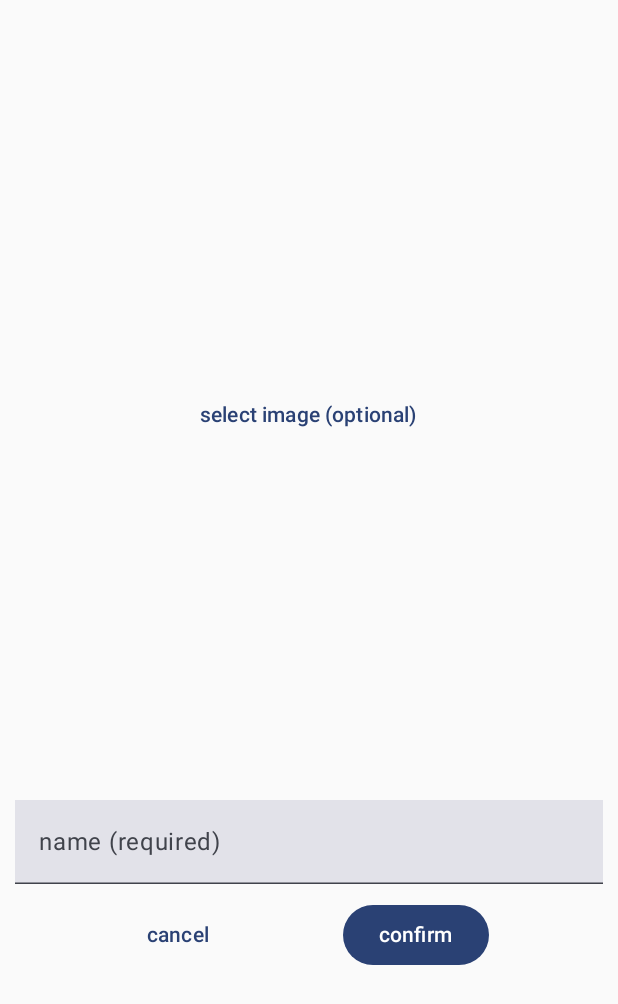
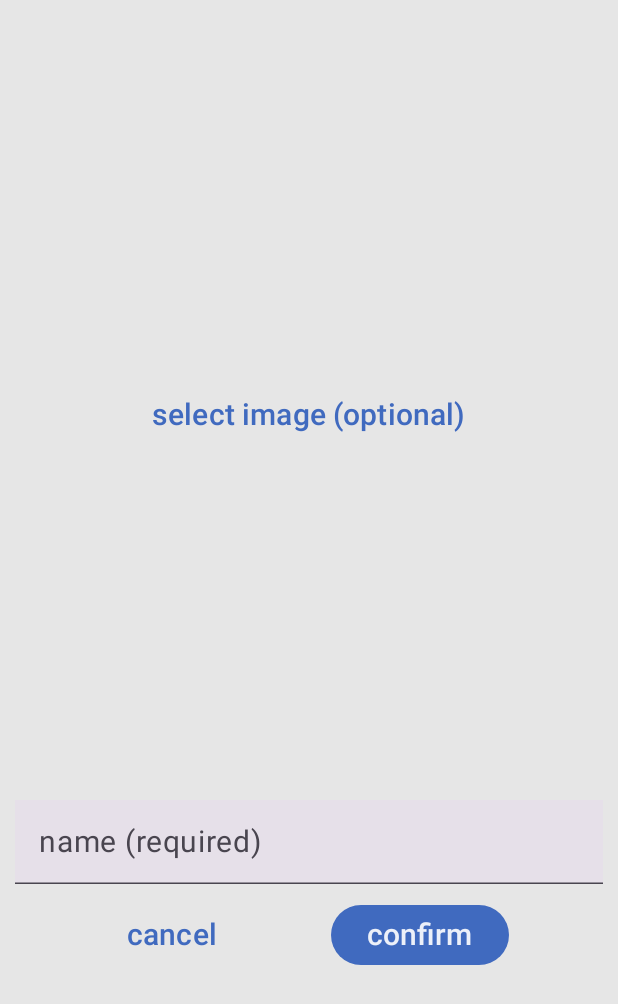
Before and after one commit to SharpJype/mobile_computing_homework, an Android app built with Jetpack Compose: the screen it shows after launch (MainActivity), after a tap on "new collection", on a phone screen of 412 x 824 dp. Shown: the top 1004 px of the screen. Run offline under Robolectric (Android 15) with nearby library versions, the phone set to English and light mode, and no system bars; pictures from the network do not load.

Commit message:
theme/style update + minor fixes

```diff
--- a/app/src/main/java/com/example/homework_kotlin/MainActivity.kt
+++ b/app/src/main/java/com/example/homework_kotlin/MainActivity.kt
@@ -33,9 +33,12 @@ import androidx.compose.foundation.verticalScroll
 import androidx.compose.material3.Button
 import androidx.compose.material3.ButtonColors
 import androidx.compose.material3.ButtonDefaults
+import androidx.compose.material3.MaterialTheme
+import androidx.compose.material3.Surface
 import androidx.compose.material3.Text
 import androidx.compose.material3.TextButton
 import androidx.compose.material3.TextField
+import androidx.compose.material3.TextFieldColors
 import androidx.compose.runtime.Composable
 import androidx.compose.runtime.DisposableEffect
 import androidx.compose.runtime.getValue
@@ -55,7 +58,10 @@ import androidx.compose.ui.graphics.asComposePath
 import androidx.compose.ui.graphics.asImageBitmap
 import androidx.compose.ui.layout.ContentScale
 import androidx.compose.ui.platform.LocalContext
+import androidx.compose.ui.res.colorResource
 import androidx.compose.ui.res.painterResource
+import androidx.compose.ui.text.TextStyle
+import androidx.compose.ui.text.font.FontStyle
 import androidx.compose.ui.unit.dp
 import androidx.compose.ui.unit.sp
 import androidx.graphics.shapes.CornerRounding
@@ -67,7 +73,6 @@ import androidx.lifecycle.compose.LocalLifecycleOwner
 import androidx.navigation.compose.NavHost
 import androidx.navigation.compose.composable
 import androidx.navigation.compose.rememberNavController
-import com.example.homework_kotlin.ui.theme.Homework_kotlinTheme
 import kotlinx.serialization.Serializable
 import kotlinx.serialization.encodeToString
 import kotlinx.serialization.json.Json
@@ -76,6 +81,7 @@ import java.io.File
 import androidx.navigation.NavController
 import androidx.navigation.toRoute
 import coil.compose.rememberAsyncImagePainter
+import com.example.homework_kotlin.ui.theme.DefaultTheme
 import java.io.FileOutputStream
 import java.io.IOException
 import java.io.InputStream
@@ -109,10 +115,6 @@ data class AppSessionState(
     var installState: AppInstallState? = null,
     var navigation: Navigation? = null,
 )
-
-
-
-
 
 
 
@@ -193,7 +195,9 @@ private fun copy(source: InputStream, target: OutputStream) {
 
 
 
-
+val fontSize0 = 15.sp
+val fontSize1 = 20.sp
+val fontSize2 = 30.sp
 val appState = AppSessionState(
     0,
     Random(),
@@ -210,8 +214,10 @@ class MainActivity : ComponentActivity() {
             appState.installState = loadInstallState(installFile)
         }
         setContent {
-            Homework_kotlinTheme {
+            DefaultTheme {
+                Surface {
                     NavigableViews()
+                }
             }
         }
     }
@@ -255,7 +261,7 @@ fun DieIcon(die:Die) {
                 onDrawBehind {
                     drawPath(
                         roundedPolygonPath, color = (
-                                Color.hsl((0F + die.sides * 10) % 360, .5F, .4F)
+                                Color.hsl((50F + die.sides * 10) % 360, .5F, .5F)
                                 )
                     )
                 }
@@ -267,8 +273,8 @@ fun DieIcon(die:Die) {
         ) {
             Text(
                 die.roll.toString(),
-                fontSize = 30.sp,
-                color = Color.White,
+                fontSize = fontSize2,
+                color = MaterialTheme.colorScheme.onPrimary,
             )
         }
     }
@@ -301,10 +307,13 @@ fun NewDiceCollectionView() {
                 .padding(5.dp)
                 .fillMaxWidth(),
             contentPadding = PaddingValues(0.dp),
-            shape = RectangleShape
+            shape = RectangleShape,
         ) {
             if (image.value==null) {
-                Text("select image (optional)")
+                Text(
+                    "select image (optional)",
+                    fontSize = fontSize1,
+                    )
             }
             else {
                 image.value?.let {
@@ -322,11 +331,16 @@ fun NewDiceCollectionView() {
 
         Column {
             TextField(name, {name=it},
-                label = {Text("name (required)")},
+                label = {
+                    Text(
+                        "name (required)",
+                        fontSize = fontSize1,
+                        )
+                },
                 shape = RectangleShape,
                 modifier = Modifier
                     .padding(vertical = 10.dp)
-                    .fillMaxWidth()
+                    .fillMaxWidth(),
             )
 
             Row(
@@ -336,9 +350,12 @@ fun NewDiceCollectionView() {
                 TextButton(
                     onClick = {
                         appState.navigation!!.back()
-                    }
+                    },
                 ) {
-                    Text("cancel")
+                    Text(
+                        "cancel",
+                        fontSize = fontSize1,
+                        )
                 }
                 Button(onClick = {
                     if (name.isNotEmpty()) {
@@ -359,9 +376,12 @@ fun NewDiceCollectionView() {
                         appState.installState!!.diceCollections[name] = newCollection
                         saveInstallState(File(context.filesDir, INSTALL_STATE_FILENAME), appState.installState!!)
                         appState.navigation!!.back()
-                    }
-                }) {
-                    Text("confirm")
+                    }},
+                ) {
+                    Text(
+                        "confirm",
+                        fontSize = fontSize1,
+                        )
                 }
             }
         }
@@ -374,8 +394,7 @@ fun NewDiceCollectionView() {
 
 
 @Composable
-fun DiceCollectionCard(collection: DiceCollection, color:Color) {
-    val defaultColor = ButtonDefaults.buttonColors()
+fun DiceCollectionCard(collection: DiceCollection) {
     Button (
         onClick = {
             appState.navigation!!.diceCollection(collection.name)
@@ -385,24 +404,29 @@ fun DiceCollectionCard(collection: DiceCollection, color:Color) {
         shape = RectangleShape,
         //enabled = collection.dice.size>0,
         colors = ButtonColors(
-            containerColor = color,
-            contentColor = defaultColor.contentColor,
-            disabledContentColor = defaultColor.disabledContentColor,
-            disabledContainerColor = defaultColor.disabledContainerColor
-            )
+            (if (collection.dice.size==0) MaterialTheme.colorScheme.secondary else MaterialTheme.colorScheme.primary),
+            MaterialTheme.colorScheme.onPrimary,
+            MaterialTheme.colorScheme.secondary,
+            MaterialTheme.colorScheme.onPrimary,
+        ),
     ) {
         Column(modifier = Modifier
             .padding(10.dp)
             .fillMaxWidth()) {
             collection.imagePath?.let{
+                if (File(it).exists()) { // not null and exists
                     Image(
-                    BitmapFactory.decodeFile(collection.imagePath).asImageBitmap(),
+                        BitmapFactory.decodeFile(it).asImageBitmap(),
                         null,
                         modifier = Modifier.padding(bottom = 5.dp).fillMaxWidth(),
                         contentScale = ContentScale.FillWidth
                     )
                 }
-            Text(collection.name, fontSize = 20.sp)
+
+            }
+            Text(collection.name,
+                fontSize = fontSize1,
+                )
         }
     }
 }
@@ -479,7 +503,7 @@ fun DiceCollectionView(collection:DiceCollection) {
                         if (dice.removeIf { die -> die === it }) {
                             collection.dice.remove(it)
                         }
-                    }
+                    },
                 ) {
                     DieIcon(it)
                 }
@@ -490,19 +514,24 @@ fun DiceCollectionView(collection:DiceCollection) {
             verticalAlignment=Alignment.CenterVertically,
             modifier = Modifier.padding(horizontal = 50.dp)
         ) {
-            TextButton(onClick={
+            TextButton(
+                onClick = {
                     if (sides>2) {
                         sides--
                     }
-            }){
-                Text("-", fontSize = 40.sp)
+                },
+            ) {
+                Text("-",
+                    fontSize = fontSize2,
+                    )
             }
-            TextButton(onClick = {
+            TextButton(
+                onClick = {
                     val newDie = Die(sides.toShort(), 0)
                     rollDie(newDie)
                     dice.add(newDie)
                     collection.dice.add(newDie)
-            }
+                },
             ){
                 DieIcon(Die(sides.toShort(), sides.toShort()))
                 //Text(sides.toString(), fontSize = 60.sp)
@@ -510,31 +539,43 @@ fun DiceCollectionView(collection:DiceCollection) {
             TextButton(onClick={
                 sides++
             }){
-                Text("+", fontSize = 40.sp)
+                Text("+",
+                    fontSize = fontSize2,
+                    )
             }
         }
         Row(
             horizontalArrangement = Arrangement.SpaceBetween,
             modifier = Modifier.fillMaxWidth()
         ) {
-            TextButton(onClick = {
+            TextButton(
+                onClick = {
                     dice.forEach {
                         rollDie(it)
                     }
                     dice.reverse()
-                dice.reverse()
-            }) {
-                Text("reroll")
+                    dice.reverse()},
+            ) {
+                Text("reroll",
+                    fontSize = fontSize1
+                    )
             }
-            TextButton(onClick = {appState.navigation!!.back()}
+            TextButton(
+                onClick = {appState.navigation!!.back()},
             ) {
-                Text("back")
+                Text("back",
+                    fontSize = fontSize1
+                    )
             }
-            TextButton(onClick = {
+            TextButton(
+                onClick = {
                 dice.sortWith(comparator = {die1, die2 -> die1.roll-die2.roll})
                 collection.dice.sortWith(comparator = {die1, die2 -> die1.roll-die2.roll})
-            }) {
-                Text("sort")
+                },
+            ) {
+                Text("sort",
+                    fontSize = fontSize1
+                    )
             }
         }
     }
@@ -544,6 +585,7 @@ fun DiceCollectionView(collection:DiceCollection) {
 @OptIn(ExperimentalLayoutApi::class)
 @Composable
 fun PrimaryView() {
+    val context = LocalContext.current
     val count = remember { mutableIntStateOf(0) } // to detect updates to collections
     val collections = appState.installState!!.diceCollections
     Column(verticalArrangement = Arrangement.Top,
@@ -562,9 +604,7 @@ fun PrimaryView() {
             if ((count.intValue>0) or (collections.size>0)) {
                 collections.keys.sorted().forEach {
                     val collection = collections.getValue(it)
-                    DiceCollectionCard(collection,
-                        Color.hsl(240F, 0.3F, 0.4F, alpha = (if (collection.dice.size>0) 1F else .2F))
-                    )
+                    DiceCollectionCard(collection)
                 }
             }
 
@@ -586,21 +626,30 @@ fun PrimaryView() {
                             collections.remove(key)
                         }
                     }
+                    // save instantly if something was cleared
+                    if (count.intValue!=collections.size) {
+                        saveInstallState(File(context.filesDir, INSTALL_STATE_FILENAME), appState.installState!!)
+                    }
                     count.intValue = collections.size
+
                 },
                 modifier = Modifier
                     .weight(1F)
-                    .padding(end = 5.dp)
+                    .padding(end = 5.dp),
             ) {
-                Text("clean empty")
+                Text("clean empty",
+                    fontSize = fontSize0,
+                    )
             }
             Button(
                 onClick = {appState.navigation!!.newDiceSet()},
                 modifier = Modifier
                     .weight(1F)
-                    .padding(start = 5.dp)
+                    .padding(start = 5.dp),
             ) {
-                Text("new collection")
+                Text("new collection",
+                    fontSize = fontSize0,
+                    )
             }
         }
         Row {
@@ -608,17 +657,21 @@ fun PrimaryView() {
                 onClick = {appState.navigation!!.byteGen()},
                 modifier = Modifier
                     .weight(1F)
-                    .padding(end = 5.dp)
+                    .padding(end = 5.dp),
             ) {
-                Text("byte generator")
+                Text("byte generator",
+                    fontSize = fontSize0,
+                    )
             }
             Button(
                 onClick = {appState.navigation!!.statistics()},
                 modifier = Modifier
                     .weight(1F)
-                    .padding(start = 5.dp)
+                    .padding(start = 5.dp),
             ) {
-                Text("statistics")
+                Text("statistics",
+                    fontSize = fontSize0,
+                    )
             }
         }
     }
@@ -638,18 +691,23 @@ fun ByteGenView() {
         Column(horizontalAlignment = Alignment.CenterHorizontally) {
             TextButton(onClick = {appState.navigation!!.back()}
             ) {
-                Text("back")
+                Text("back",
+                    fontSize = fontSize1,
+                    )
             }
             Image(painter = painterResource(
                 id = R.drawable.campfire_w_sword),
                 "image",
                 modifier = Modifier
                     .size(200.dp)
+                    .padding(vertical = 10.dp)
             )
             Button(onClick = {
                 appState.mutables.bytes.add(GeneratedByte(appState.rng)) },
             ) {
-                Text("generate bytes")
+                Text("generate bytes",
+                    fontSize = fontSize1,
+                    )
             }
         }
         LazyColumn (
@@ -658,7 +716,6 @@ fun ByteGenView() {
                 .weight(1F)
         ) {
             items(appState.mutables.bytes) {item ->
-                //val color = Color(item.color)
                 var binary = ""
                 for (i in 0..7) {
                     binary += ((item.value shr 7-i)%2).toString()
@@ -667,7 +724,6 @@ fun ByteGenView() {
                     String.format("%2H", item.value)+" : "+binary,
                     color = Color.hsl(item.color, 0.5F, 0.5F),
                     fontSize = item.size.sp/2,
-                    //modifier = Modifier.padding(horizontal = 5.dp)
                 )
 
             }
@@ -679,27 +735,33 @@ fun ByteGenView() {
 @SuppressLint("DefaultLocale")
 @Composable
 fun StatisticsView() {
-    Column (verticalArrangement = Arrangement.SpaceBetween,
+    Column (
+        //verticalArrangement = Arrangement.SpaceBetween,
         horizontalAlignment = Alignment.CenterHorizontally,
         modifier = Modifier
             .padding(horizontal = 10.dp, vertical = 30.dp)
             .fillMaxSize()
     ) {
+        TextButton(onClick = {appState.navigation!!.back()},
+        ) {
+            Text("back",
+                fontSize = fontSize1,
+            )
+        }
+
         var string = "Launches: "+appState.installState?.timesLaunched.toString()
         string += "\nSeed: "+appState.seed.toString()
-
         val collections = appState.installState?.diceCollections!!
         string += String.format("\nCollections: %d", collections.size)
         var diceCount = 0
         collections.forEach {
             diceCount += it.value.dice.size
         }
-        string += String.format("\nDice Total: %d", diceCount)
-        Text(string)
-        TextButton(onClick = {appState.navigation!!.back()}
-        ) {
-            Text("back")
-        }
+        string += String.format("\nCollection Dice: %d", diceCount)
+        Text(string,
+            fontSize = fontSize1,
+            lineHeight = fontSize1*1.5,
+            )
     }
 }
 
--- a/app/src/main/java/com/example/homework_kotlin/ui/theme/Theme.kt
+++ b/app/src/main/java/com/example/homework_kotlin/ui/theme/Theme.kt
@@ -1,57 +1,35 @@
 package com.example.homework_kotlin.ui.theme
 
-import android.app.Activity
-import android.os.Build
 import androidx.compose.foundation.isSystemInDarkTheme
 import androidx.compose.material3.MaterialTheme
 import androidx.compose.material3.darkColorScheme
-import androidx.compose.material3.dynamicDarkColorScheme
-import androidx.compose.material3.dynamicLightColorScheme
 import androidx.compose.material3.lightColorScheme
 import androidx.compose.runtime.Composable
-import androidx.compose.ui.platform.LocalContext
+import androidx.compose.ui.graphics.Color
 
+val hue = 220F
 private val DarkColorScheme = darkColorScheme(
-    primary = Purple80,
-    secondary = PurpleGrey80,
-    tertiary = Pink80
+    primary = Color.hsl(hue,.5F,.5F),
+    secondary = Color.hsl(hue,.2F,.5F, .5F),
+    onPrimary = Color.hsl(hue,.5F,.95F),
+    background = Color.hsl(hue,.0F,.1F),
+    surface = Color.hsl(hue,.0F,.1F),
 )
 
 private val LightColorScheme = lightColorScheme(
-    primary = Purple40,
-    secondary = PurpleGrey40,
-    tertiary = Pink40
-
-    /* Other default colors to override
-    background = Color(0xFFFFFBFE),
-    surface = Color(0xFFFFFBFE),
-    onPrimary = Color.White,
-    onSecondary = Color.White,
-    onTertiary = Color.White,
-    onBackground = Color(0xFF1C1B1F),
-    onSurface = Color(0xFF1C1B1F),
-    */
+    primary = Color.hsl(hue,.5F,.5F),
+    secondary = Color.hsl(hue,.2F,.5F, .5F),
+    onPrimary = Color.hsl(hue,.5F,.95F),
+    background = Color.hsl(hue,.0F,.9F),
+    surface = Color.hsl(hue,.0F,.9F),
 )
 
 @Composable
-fun Homework_kotlinTheme(
-    darkTheme: Boolean = isSystemInDarkTheme(),
-    // Dynamic color is available on Android 12+
-    dynamicColor: Boolean = true,
+fun DefaultTheme(
     content: @Composable () -> Unit
 ) {
-    val colorScheme = when {
-        dynamicColor && Build.VERSION.SDK_INT >= Build.VERSION_CODES.S -> {
-            val context = LocalContext.current
-            if (darkTheme) dynamicDarkColorScheme(context) else dynamicLightColorScheme(context)
-        }
-
-        darkTheme -> DarkColorScheme
-        else -> LightColorScheme
-    }
-
     MaterialTheme(
-        colorScheme = colorScheme,
+        colorScheme = if (isSystemInDarkTheme()) DarkColorScheme else LightColorScheme,
         typography = Typography,
         content = content
     )
```
Lines whose indentation alone changed are shown as unchanged.
